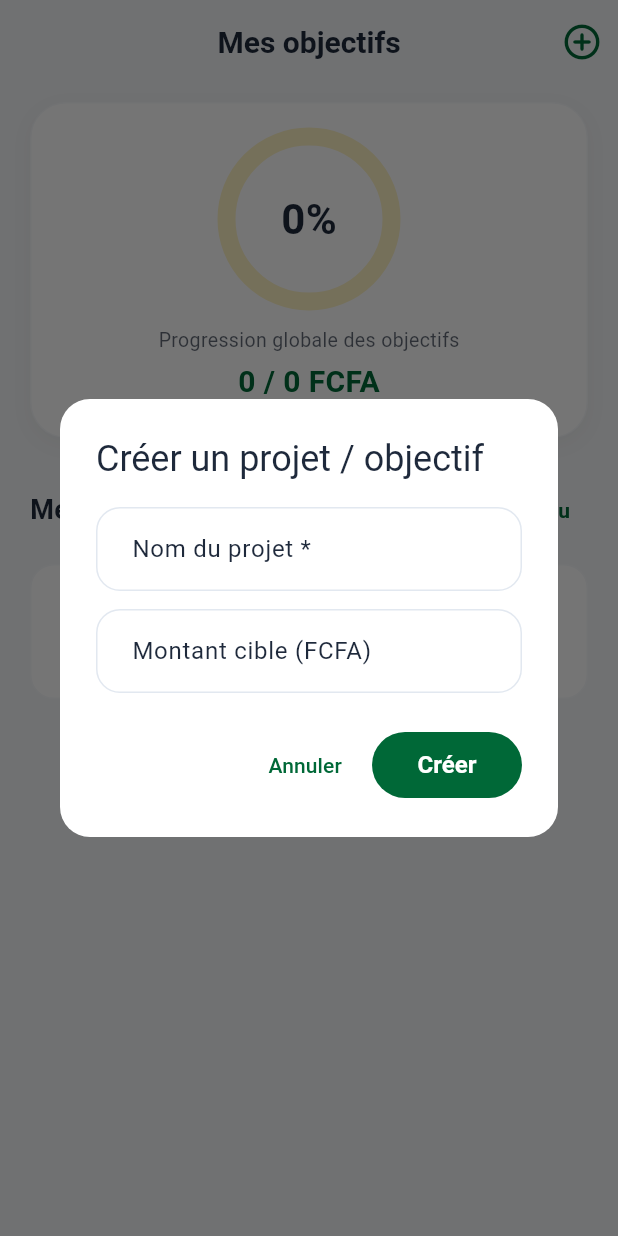
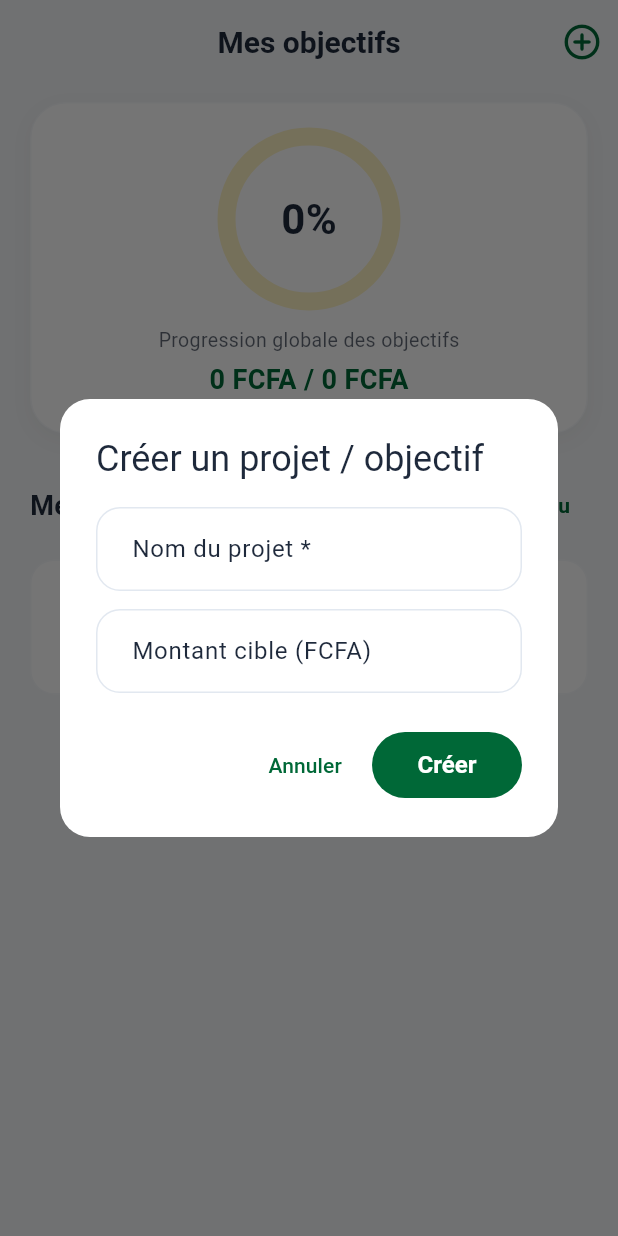
Before and after one commit to CodeOfWrath/geldverwalten, a Flutter app: the ObjectifsPage screen opened directly, after a tap on "+ Nouveau", on a phone screen of 412 x 824 dp. Run offline on Flutter 3.47's test engine with Material 3 defaults, Android fonts, the phone set to English and light mode, and no system bars; our stand-ins replace shared_preferences; accounts and stored records are empty; network calls fail; Roboto replaces fonts that are missing (Poppins).

Commit message:
correction devise all pages

```diff
--- a/lib/features/profile/presentation/pages/profile_page.dart
+++ b/lib/features/profile/presentation/pages/profile_page.dart
@@ -471,6 +471,7 @@ class _ProfilePageState extends State<ProfilePage> {
                             context: context,
                             applicationName: "Dépensia",
                             applicationVersion: "1.0.0",
+                            applicationLegalese: "By NTMG • © 2026 Dépensia",
                             applicationIcon: const Text("💰", style: TextStyle(fontSize: 32)),
                             children: const [
                               Text("Dépensia est votre allié financier au quotidien. Gérez vos dépenses, vos revenus et vos objectifs d'épargne en toute sécurité et hors-ligne."),
--- a/lib/features/projet/presentation/pages/objectifs_page.dart
+++ b/lib/features/projet/presentation/pages/objectifs_page.dart
@@ -1,6 +1,7 @@
 import 'package:flutter/material.dart';
 import '../../../../core/di/injection_container.dart';
 import '../../../../core/theme/app_colors.dart';
+import '../../../../core/util/currency_manager.dart';
 import '../../../../core/util/data_change_notifier.dart';
 import '../../../../core/util/db_loading_dialog.dart';
 import '../../domain/entities/projet_entity.dart';
@@ -17,6 +18,7 @@ class _ObjectifsPageState extends State<ObjectifsPage> {
   final TextEditingController _nomProjetController = TextEditingController();
   final TextEditingController _montantCibleController = TextEditingController();
   bool _showArchived = false;
+  String _currencySymbol = "FCFA";
 
   @override
   void initState() {
@@ -31,10 +33,14 @@ class _ObjectifsPageState extends State<ObjectifsPage> {
     super.dispose();
   }
 
-  void _loadProjets() {
-    setState(() {
-      _projetsFuture = sl.getProjetsUseCase();
-    });
+  Future<void> _loadProjets() async {
+    final symbol = await CurrencyManager.getCurrency();
+    if (mounted) {
+      setState(() {
+        _currencySymbol = symbol;
+        _projetsFuture = sl.getProjetsUseCase();
+      });
+    }
   }
 
   Future<void> _confirmDeleteProjet(ProjetEntity projet) async {
@@ -266,6 +272,9 @@ class _ObjectifsPageState extends State<ObjectifsPage> {
                   final totalActuel = activeProjets.fold<int>(0, (sum, item) => sum + item.montantActuel);
                   final double overallProgress = totalCible > 0 ? (totalActuel / totalCible).clamp(0.0, 1.0) : 0.0;
 
+                  final formattedActuel = CurrencyManager.formatConverted(totalActuel, _currencySymbol);
+                  final formattedCible = CurrencyManager.formatConverted(totalCible, _currencySymbol);
+
                   return Column(
                     crossAxisAlignment: CrossAxisAlignment.start,
                     children: [
@@ -322,13 +331,20 @@ class _ObjectifsPageState extends State<ObjectifsPage> {
                             ),
                             const SizedBox(height: 4),
                             Text(
-                              "$totalActuel / $totalCible FCFA",
+                              "$formattedActuel / $formattedCible",
                               style: const TextStyle(
-                                fontSize: 20,
+                                fontSize: 18,
                                 fontWeight: FontWeight.bold,
                                 color: AppColors.primaryGreen,
                               ),
                             ),
+                            if (_currencySymbol != "FCFA") ...[
+                              const SizedBox(height: 2),
+                              const Text(
+                                "* Montants convertis (approximation)",
+                                style: TextStyle(color: Colors.orange, fontSize: 11, fontStyle: FontStyle.italic),
+                              ),
+                            ],
                           ],
                         ),
                       ),
@@ -456,6 +472,9 @@ class _ObjectifsPageState extends State<ObjectifsPage> {
     final textColor = Theme.of(context).colorScheme.onSurface;
     final subtextColor = textColor.withValues(alpha: 0.7);
 
+    final formattedActuel = CurrencyManager.formatConverted(p.montantActuel, _currencySymbol);
+    final formattedCible = CurrencyManager.formatConverted(p.montantCible, _currencySymbol);
+
     return Container(
       margin: const EdgeInsets.only(bottom: 12),
       padding: const EdgeInsets.all(16),
@@ -497,7 +516,7 @@ class _ObjectifsPageState extends State<ObjectifsPage> {
                     ),
                     const SizedBox(height: 2),
                     Text(
-                      "${p.montantActuel} / ${p.montantCible} FCFA",
+                      "$formattedActuel / $formattedCible",
                       style: TextStyle(
                         color: subtextColor,
                         fontSize: 12,
```
Also changed, not shown: lib/features/sortie/presentation/pages/reports_page.dart (+21 -4 lines), 4 other files.
